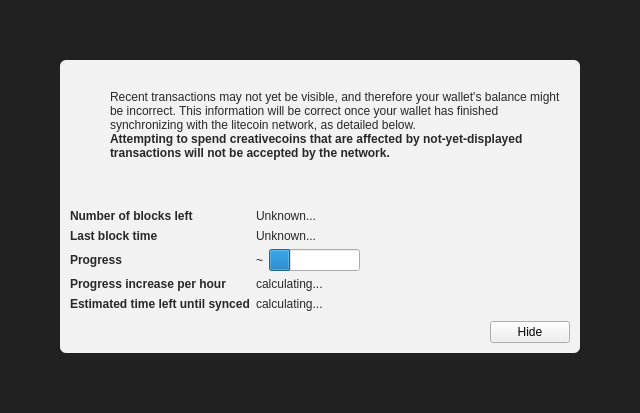
First picture: the form in src/qt/forms/modaloverlay.ui, repository frkl/creativechain-core, before the edit.
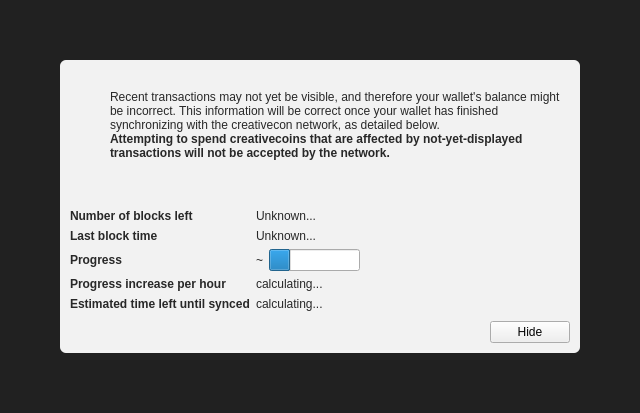
Second picture: the form after the edit. Icons and pictures are not drawn. Custom widgets are drawn as their Qt base class.

```diff
--- a/src/qt/forms/modaloverlay.ui
+++ b/src/qt/forms/modaloverlay.ui
@@ -130,7 +130,7 @@
              <item>
               <widget class="QLabel" name="infoText">
                <property name="text">
-                <string>Recent transactions may not yet be visible, and therefore your wallet's balance might be incorrect. This information will be correct once your wallet has finished synchronizing with the litecoin network, as detailed below.</string>
+                <string>Recent transactions may not yet be visible, and therefore your wallet's balance might be incorrect. This information will be correct once your wallet has finished synchronizing with the creativecon network, as detailed below.</string>
                </property>
                <property name="textFormat">
                 <enum>Qt::RichText</enum>
```
